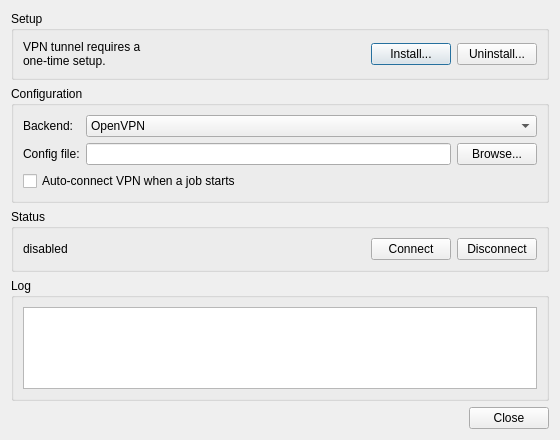
Above: src/hmi/VpnSettingsDialog.ui from Hydro74000/ngPost before the change. Below: the same form after it.
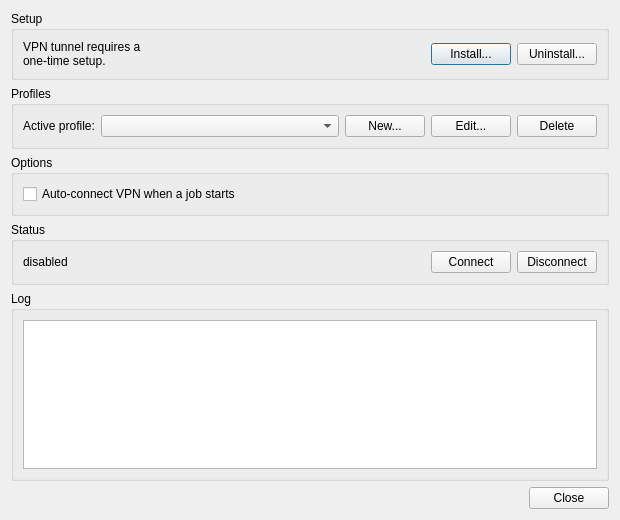
That is the form after the change.

Diff of the .ui file:
```diff
--- a/src/hmi/VpnSettingsDialog.ui
+++ b/src/hmi/VpnSettingsDialog.ui
@@ -6,8 +6,8 @@
    <rect>
     <x>0</x>
     <y>0</y>
-    <width>560</width>
-    <height>440</height>
+    <width>620</width>
+    <height>520</height>
    </rect>
   </property>
   <property name="windowTitle">
@@ -69,53 +69,58 @@
    <item>
     <widget class="QGroupBox" name="configBox">
      <property name="title">
-      <string>Configuration</string>
+      <string>Profiles</string>
      </property>
-     <layout class="QFormLayout" name="formLayout">
-      <item row="0" column="0">
-       <widget class="QLabel" name="backendLabel">
+     <layout class="QHBoxLayout" name="profilesLayout">
+      <item>
+       <widget class="QLabel" name="profileLabel">
         <property name="text">
-         <string>Backend:</string>
+         <string>Active profile:</string>
         </property>
        </widget>
       </item>
-      <item row="0" column="1">
-       <widget class="QComboBox" name="backendCB">
         <item>
-         <property name="text">
-          <string>OpenVPN</string>
-         </property>
+       <widget class="QComboBox" name="profileCB">
+        <property name="sizePolicy">
+         <sizepolicy hsizetype="Expanding" vsizetype="Fixed">
+          <horstretch>1</horstretch>
+          <verstretch>0</verstretch>
+         </sizepolicy>
+        </property>
+       </widget>
         </item>
         <item>
+       <widget class="QPushButton" name="newProfileBtn">
          <property name="text">
-          <string>WireGuard</string>
-         </property>
-        </item>
+         <string>New...</string>
+        </property>
        </widget>
       </item>
-      <item row="1" column="0">
-       <widget class="QLabel" name="configLabel">
+      <item>
+       <widget class="QPushButton" name="editProfileBtn">
         <property name="text">
-         <string>Config file:</string>
+         <string>Edit...</string>
         </property>
        </widget>
       </item>
-      <item row="1" column="1">
-       <layout class="QHBoxLayout" name="configRow">
         <item>
-         <widget class="QLineEdit" name="configPathEdit"/>
-        </item>
-        <item>
-         <widget class="QPushButton" name="browseBtn">
+       <widget class="QPushButton" name="deleteProfileBtn">
           <property name="text">
-           <string>Browse...</string>
+         <string>Delete</string>
           </property>
          </widget>
         </item>
        </layout>
-      </item>
-      <item row="2" column="0" colspan="2">
-       <widget class="QCheckBox" name="enabledCB">
+    </widget>
+   </item>
+   <item>
+    <widget class="QGroupBox" name="optionsBox">
+     <property name="title">
+      <string>Options</string>
+     </property>
+     <layout class="QVBoxLayout" name="optionsLayout">
+      <item>
+       <widget class="QCheckBox" name="autoConnectCB">
         <property name="text">
          <string>Auto-connect VPN when a job starts</string>
         </property>
```
Left out of the diff: 8 changed lines with no effect on the pictures. Lines whose indentation alone changed are shown as unchanged.
